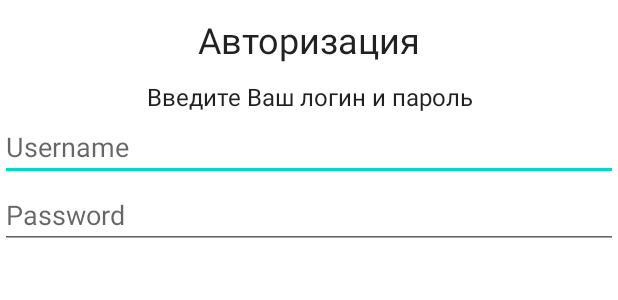
After one commit to pr26svn/pr318bank, an Android app: the layout custom_layout.xml on its own in the app's theme, with its tools: preview values and no code run, on a phone screen of 412 x 824 dp. The commit adds this screen. Shown: the top 300 px of the screen. Run offline under Robolectric (Android 15) with nearby library versions, the phone set to English and light mode, and no system bars.

Commit message:
Сделал диалоговое окно авторизации, вечером приступлю к началу парсинга второго экрана с отделениями и банкоматами

```diff
--- /dev/null
+++ b/app/src/main/res/drawable/test_code.xml
@@ -0,0 +1,5 @@
+<?xml version="1.0" encoding="utf-8"?>
+<shape xmlns:android="http://schemas.android.com/apk/res/android">
+    <solid android:color="#ffffff"/>
+    <corners android:radius="15dp"/>
+</shape>
--- a/app/src/main/res/layout/activity_main.xml
+++ b/app/src/main/res/layout/activity_main.xml
@@ -163,6 +163,7 @@
             android:layout_marginLeft="15dp"
             android:layout_marginTop="50dp"
             android:layout_marginRight="15dp"
+            android:onClick="showAlertDialogButtonClicked"
             android:background="@drawable/bluebatton"
             android:orientation="horizontal">
 
--- /dev/null
+++ b/app/src/main/res/layout/custom_layout.xml
@@ -0,0 +1,39 @@
+<?xml version="1.0" encoding="utf-8"?>
+<LinearLayout xmlns:android="http://schemas.android.com/apk/res/android"
+    xmlns:tools="http://schemas.android.com/tools"
+    android:layout_width="fill_parent"
+    android:layout_height="wrap_content"
+    android:orientation="vertical">
+
+    <TextView
+        android:id="@+id/textView9"
+        style="@android:style/Widget.DeviceDefault.Light.TextView.SpinnerItem"
+        android:layout_width="match_parent"
+        android:layout_height="53dp"
+        android:gravity="center"
+        android:text="Авторизация"
+        android:textSize="24sp" />
+
+    <TextView
+        android:id="@+id/textView10"
+        style="@android:style/Widget.DeviceDefault.Light.TextView.SpinnerItem"
+        android:layout_width="match_parent"
+        android:layout_height="wrap_content"
+        android:gravity="center"
+        android:text="Введите Ваш логин и пароль" />
+
+    <EditText
+        android:id="@+id/editText"
+        android:layout_width="match_parent"
+        android:layout_height="wrap_content"
+        android:hint="Username" />
+
+    <EditText
+        android:id="@+id/editTextTextPassword"
+        android:layout_width="match_parent"
+        android:layout_height="wrap_content"
+        android:ems="10"
+        android:hint="Password"
+        android:inputType="textPassword" />
+
+</LinearLayout>
--- a/app/src/main/res/values/colors.xml
+++ b/app/src/main/res/values/colors.xml
@@ -8,4 +8,5 @@
     <color name="black">#FF000000</color>
     <color name="white">#FFFFFFFF</color>
     <color name="Blue">#0000ff</color>
+    <color name="colorAccent">#03DAC5</color>
 </resources>
--- a/app/src/main/res/values/themes.xml
+++ b/app/src/main/res/values/themes.xml
@@ -13,4 +13,9 @@
         <item name="android:statusBarColor" tools:targetApi="l">?attr/colorPrimaryVariant</item>
         <!-- Customize your theme here. -->
     </style>
+
+    <style name="mainLogin" parent="Theme.AppCompat.Light.Dialog.Alert">
+        <item name="colorOnPrimary">@color/colorAccent</item>
+        <item name="android:windowBackground">@drawable/test_code</item>
+    </style>
 </resources>
```
Also changed, not shown: app/src/main/AndroidManifest.xml (+2 -6 lines), app/src/main/java/com/example/myapplication/MainActivity.java (+56 -1 lines).
